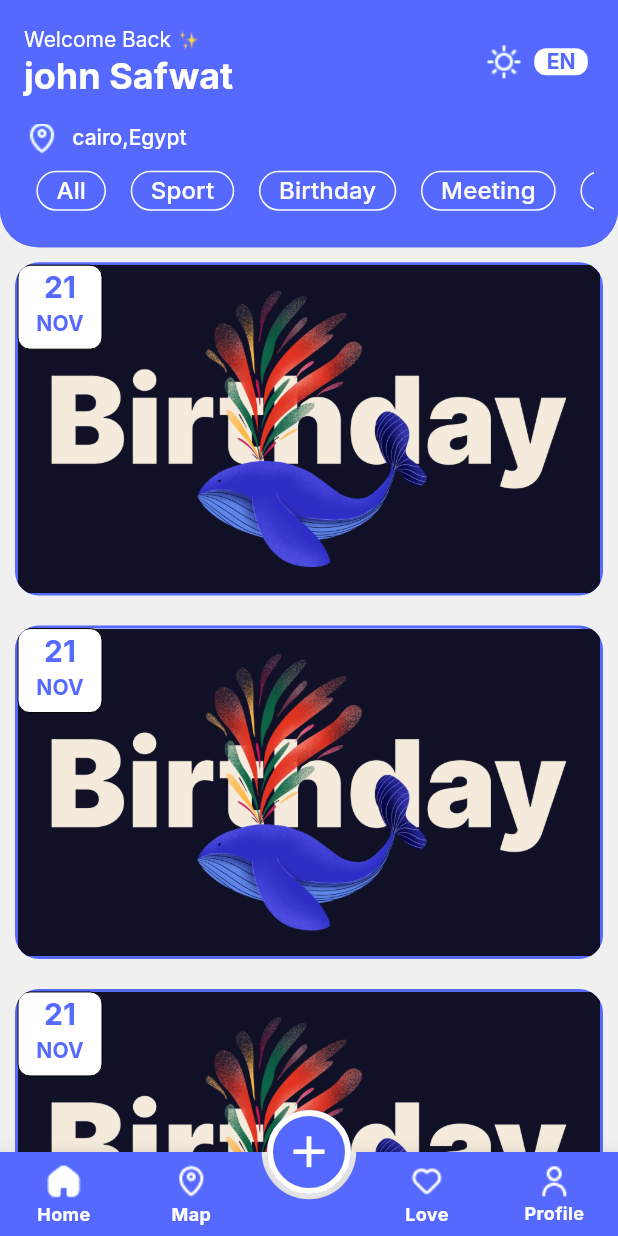
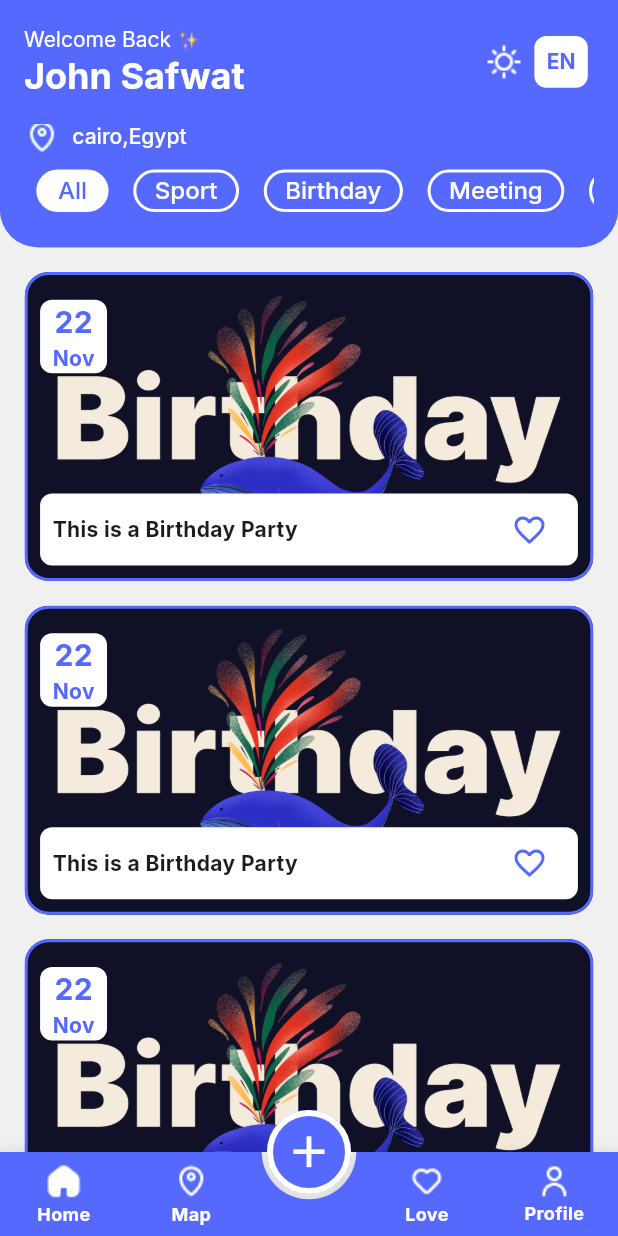
Before and after one commit to FatmaElzhraaBasha/eventRouteApp, a Flutter app: the screen it shows after launch, on a phone screen of 412 x 824 dp. Run offline on Flutter 3.47's test engine with Material 3 defaults, Android fonts, the phone set to English and light mode, and no system bars; drawn by our look-alikes of animated_bottom_navigation_bar; our stand-ins replace animated_toggle_switch, google_fonts, introduction_screen.

Commit message:
+ finished home tab ui + finished love tab ui

```diff
--- a/lib/ui/home_screen/tabs/favourite_tab/favourite_tab.dart
+++ b/lib/ui/home_screen/tabs/favourite_tab/favourite_tab.dart
@@ -1,10 +1,37 @@
 import 'package:flutter/material.dart';
+
+import '../home_tab/widget/event_item.dart';
 
 class FavouriteTab extends StatelessWidget {
   const FavouriteTab({super.key});
 
   @override
   Widget build(BuildContext context) {
-    return const Placeholder();
+    var width = MediaQuery
+        .of(context)
+        .size
+        .width;
+    var height = MediaQuery
+        .of(context)
+        .size
+        .height;
+    return SafeArea(child: Column(
+      children: [
+        Expanded(child: ListView.separated(
+            padding: EdgeInsets.only(
+                top: height * 0.02
+            ),
+            itemBuilder: (context, index) {
+              return EventItem();
+            },
+            separatorBuilder: (context, index) {
+              return SizedBox(
+                height: height * 0.02,
+              );
+            },
+            itemCount: 20)
+        ),
+      ],
+    ));
   }
 }
--- a/lib/ui/home_screen/tabs/home_tab/home_tab.dart
+++ b/lib/ui/home_screen/tabs/home_tab/home_tab.dart
@@ -1,4 +1,5 @@
 import 'package:event_planning_app/l10n/app_localizations.dart';
+import 'package:event_planning_app/ui/home_screen/tabs/home_tab/widget/event_item.dart';
 import 'package:event_planning_app/ui/home_screen/tabs/home_tab/widget/event_tab_Item.dart';
 import 'package:event_planning_app/utils/app_assets.dart';
 import 'package:event_planning_app/utils/app_styles.dart';
@@ -50,14 +51,16 @@ class _HomeTabState extends State<HomeTab> {
                     Image.asset(AppAssets.starIcon),
                   ],
                 ),
-                Text('john Safwat', style: AppStyles.bold24White),
+                Text('John Safwat', style: AppStyles.bold24White),
               ],
             ),
             Spacer(),
-            Image.asset(AppAssets.modeIcon),
+            ImageIcon(AssetImage(AppAssets.modeIcon),
+              color: AppColors.whiteColor,),
             Container(
               margin: EdgeInsets.only(left: width * 0.02, right: width * 0.01),
-              padding: EdgeInsets.symmetric(horizontal: width * 0.02),
+              padding: EdgeInsets.symmetric(
+                  horizontal: width * 0.02, vertical: height * 0.01),
               decoration: BoxDecoration(
                 borderRadius: BorderRadius.circular(8),
                 color: AppColors.whiteColor,
@@ -86,9 +89,16 @@ class _HomeTabState extends State<HomeTab> {
                   labelPadding: EdgeInsets.zero,
                   indicatorColor: AppColors.transparentColor,
                   dividerColor: AppColors.transparentColor,
+                  onTap: (index) {
+                    selectedIndex = index;
+                    setState(() {
+
+                    });
+                  },
                   tabs: eventsNameList.map((eventName) {
                     return EventTabItem(
-                      isSelected: false,
+                      isSelected: selectedIndex == eventsNameList.indexOf(
+                          eventName),
                       eventName: eventName,
                     );
                   }).toList(),
@@ -99,8 +109,42 @@ class _HomeTabState extends State<HomeTab> {
           ),
         ),
       ),
-      body: ListView.builder(
-          itemBuilder: (context, index) =>
+        body: Column(
+          children: [
+            Expanded(child: ListView.separated(
+                padding: EdgeInsets.only(
+                    top: height * 0.02
+                ),
+                itemBuilder: (context, index) {
+                  return EventItem();
+                },
+                separatorBuilder: (context, index) {
+                  return SizedBox(
+                    height: height * 0.02,
+                  );
+                },
+                itemCount: 20))
+          ],
+
+                    )
+    );
+  }
+}
+
+/*
+eventsNameList.map((eventName) {
+                    return EventTabItem(
+                      isSelected: false,
+                      eventName: eventName,
+                    );
+                  }).toList(),
+                ),
+              ),
+              SizedBox(height: height * 0.02),
+ */
+
+/*
+itemBuilder: (context, index) =>
               Container(
                 margin: EdgeInsets.all(10),
                 clipBehavior: Clip.antiAlias,
@@ -130,7 +174,7 @@ class _HomeTabState extends State<HomeTab> {
                               Text('NOV', style: AppStyles.bold14Primary,)
                             ],
                           ),),
-                        /*FloatingActionButton(onPressed: (){},
+                        FloatingActionButton(onPressed: (){},
                       backgroundColor: AppColors.whiteColor,
                       shape: RoundedRectangleBorder(
                           borderRadius: BorderRadius.circular(8),
@@ -148,27 +192,5 @@ class _HomeTabState extends State<HomeTab> {
                           Icon(Icons.favorite,
                           color: AppColors.primaryLight,)
                         ],
-                      )),*/
-
-
-                      ],
-                    )
-                  ],
-                ),
-              ),
-          itemCount: 10),
-    );
-  }
-}
-
-/*
-eventsNameList.map((eventName) {
-                    return EventTabItem(
-                      isSelected: false,
-                      eventName: eventName,
-                    );
-                  }).toList(),
-                ),
-              ),
-              SizedBox(height: height * 0.02),
+                      )),
  */
--- /dev/null
+++ b/lib/ui/home_screen/tabs/home_tab/widget/event_item.dart
@@ -0,0 +1,83 @@
+import 'package:event_planning_app/utils/app_assets.dart';
+import 'package:event_planning_app/utils/app_colors.dart';
+import 'package:event_planning_app/utils/app_styles.dart';
+import 'package:flutter/material.dart';
+
+class EventItem extends StatelessWidget {
+  const EventItem({super.key});
+
+  @override
+  Widget build(BuildContext context) {
+    var width = MediaQuery.of(context).size.width;
+    var height = MediaQuery.of(context).size.height;
+    return Container(
+      margin: EdgeInsets.symmetric(horizontal: width * 0.04),
+      height: height * 0.25,
+      decoration: BoxDecoration(
+        borderRadius: BorderRadius.circular(16),
+        border: Border.all(color: AppColors.primaryLight, width: 2),
+        image: DecorationImage(
+          fit: BoxFit.fill,
+          image: AssetImage(AppAssets.birthday),
+        ),
+      ),
+      child: Column(
+        mainAxisAlignment: MainAxisAlignment.spaceBetween,
+        crossAxisAlignment: CrossAxisAlignment.start,
+        children: [
+          Container(
+            margin: EdgeInsets.symmetric(
+              horizontal: width * 0.02,
+              vertical: height * 0.02,
+            ),
+            padding: EdgeInsets.symmetric(horizontal: width * 0.02),
+            decoration: BoxDecoration(
+              borderRadius: BorderRadius.circular(8),
+              color: AppColors.whiteColor,
+            ),
+            child: Column(
+              mainAxisAlignment: MainAxisAlignment.spaceBetween,
+              children: [
+                Text('22', style: AppStyles.bold20Primary),
+                Text('Nov', style: AppStyles.bold14Primary),
+              ],
+            ),
+          ),
+          Container(
+            alignment: Alignment.bottomCenter,
+            margin: EdgeInsets.symmetric(
+              horizontal: width * 0.02,
+              vertical: height * 0.01,
+            ),
+            padding: EdgeInsets.symmetric(
+              horizontal: width * 0.02,
+              //vertical: height*0.01
+            ),
+            decoration: BoxDecoration(
+              borderRadius: BorderRadius.circular(8),
+              color: AppColors.whiteColor,
+            ),
+            child: Row(
+              mainAxisAlignment: MainAxisAlignment.spaceBetween,
+              children: [
+                Expanded(
+                  child: Text(
+                    'This is a Birthday Party ',
+                    style: AppStyles.bold14Black,
+                  ),
+                ),
+                //ImageIcon(AssetImage(AppAssets.iconFavourite))
+                IconButton(
+                  onPressed: () {},
+                  icon: Icon(Icons.favorite_border_outlined),
+                  color: AppColors.primaryLight,
+                  padding: EdgeInsets.zero,
+                ),
+              ],
+            ),
+          ),
+        ],
+      ),
+    );
+  }
+}
--- a/lib/ui/home_screen/tabs/home_tab/widget/event_tab_Item.dart
+++ b/lib/ui/home_screen/tabs/home_tab/widget/event_tab_Item.dart
@@ -1,4 +1,3 @@
-import 'package:event_planning_app/utils/app_styles.dart';
 import 'package:flutter/material.dart';
 
 import '../../../../../utils/app_colors.dart';
@@ -20,23 +19,20 @@ class EventTabItem extends StatelessWidget {
       ),
       padding: EdgeInsets.symmetric(
         horizontal: width * 0.03,
-        vertical: height * 0.001,
+        vertical: height * 0.002,
       ),
       decoration: BoxDecoration(
         borderRadius: BorderRadius.circular(46),
         color: isSelected
             ? Theme.of(context).focusColor
             : AppColors.transparentColor,
-        border: Border.all(
-          width: 1,
-          color: isSelected
-              ? Theme.of(context).focusColor
-              : AppColors.whiteColor,
-        ),
+        border: Border.all(width: 2, color: Theme.of(context).focusColor),
       ),
       child: Text(
         eventName,
-        style: isSelected ? AppStyles.medium16Primary : AppStyles.medium16White,
+        style: isSelected
+            ? Theme.of(context).textTheme.headlineMedium
+            : Theme.of(context).textTheme.headlineSmall,
       ),
     );
   }
--- a/lib/utils/app_themes.dart
+++ b/lib/utils/app_themes.dart
@@ -10,7 +10,7 @@ class AppThemes {
     scaffoldBackgroundColor: AppColors.whiteBgColor,
     textTheme: TextTheme(
       headlineLarge: AppStyles.bold20Black,
-      headlineMedium: AppStyles.bold20Primary,
+      headlineMedium: AppStyles.medium16Primary,
       headlineSmall: AppStyles.medium16White,
     ),
     bottomSheetTheme: BottomSheetThemeData(),
@@ -60,6 +60,7 @@ class AppThemes {
     textTheme: TextTheme(
       headlineLarge: AppStyles.bold20White,
       headlineMedium: AppStyles.medium16White,
+        headlineSmall: AppStyles.medium16White
     ),
     bottomNavigationBarTheme: BottomNavigationBarThemeData(
         backgroundColor: AppColors.transparentColor,
```
